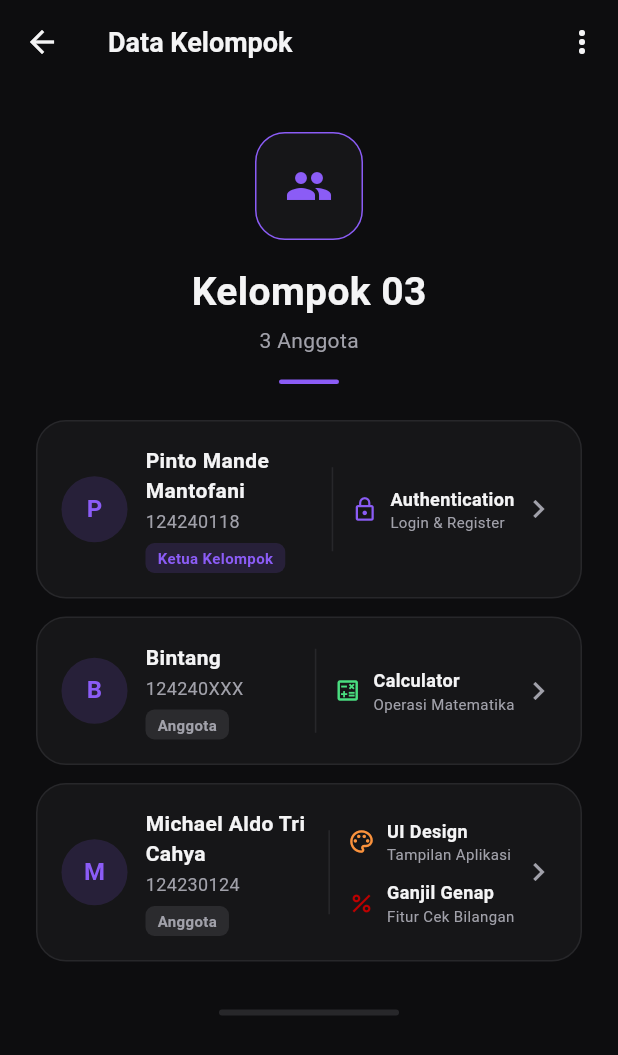
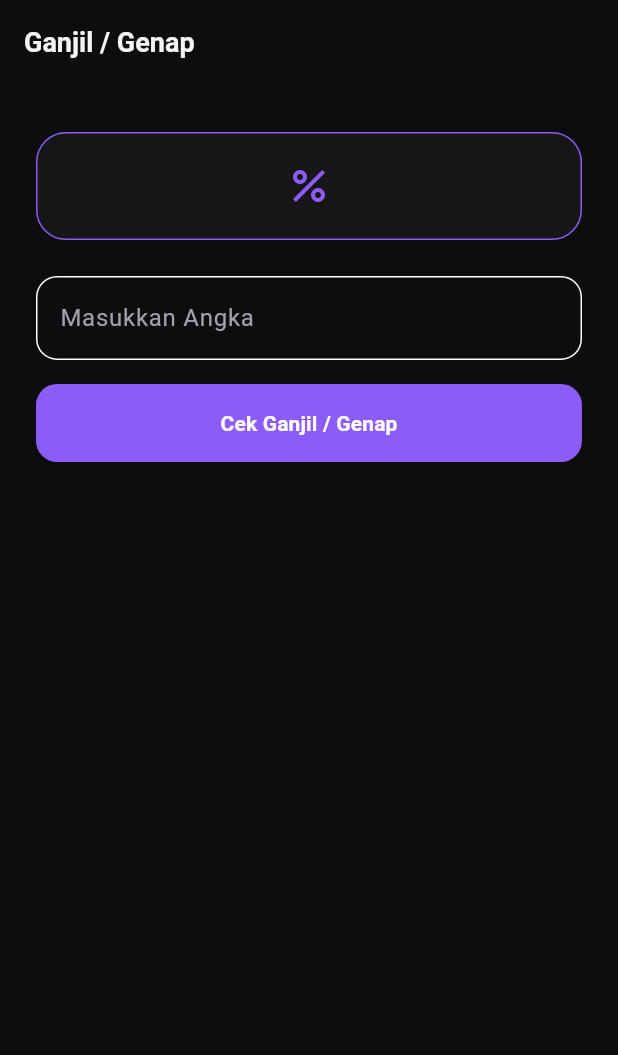
Before and after one commit to Bintang-Dirgantoro/Mobile-tugas-2-, a Flutter app: the screen it shows after launch, on a phone screen of 412 x 824 dp. Shown: the top 1055 px of the screen. Run offline on Flutter 3.47's test engine with Material 3 defaults, Android fonts, the phone set to English and light mode, and no system bars.

Commit message:
add odd even function

```diff
--- a/lib/main.dart
+++ b/lib/main.dart
@@ -1,6 +1,7 @@
 import 'package:flutter/material.dart';
 
 import 'package:mobile_tugas2/pages/group_page.dart';
+import 'package:mobile_tugas2/pages/odd_even_page.dart';
 import 'package:mobile_tugas2/theme/app_colors.dart';
 
 void main() {
@@ -35,7 +36,7 @@ class MyApp extends StatelessWidget {
           iconTheme: IconThemeData(color: AppColors.textPrimary),
         ),
       ),
-      home: const GroupPage(),
+      home: const OddEvenPage(),
     );
   }
 }
--- a/lib/pages/group_page.dart
+++ b/lib/pages/group_page.dart
@@ -211,6 +211,14 @@ class GroupPage extends StatelessWidget {
                 borderRadius: BorderRadius.circular(2),
               ),
             ),
+            const SizedBox(height: 16),
+            const Text(
+              'Kerja bersama, hasil luar biasa.',
+              style: TextStyle(
+                color: AppColors.textSecondary,
+                fontStyle: FontStyle.italic,
+              ),
+            ),
             const SizedBox(height: 24),
             // ===== KARTU ANGGOTA =====
             _memberCard(
--- /dev/null
+++ b/lib/pages/odd_even_page.dart
@@ -0,0 +1,133 @@
+import 'package:flutter/material.dart';
+
+import 'package:mobile_tugas2/theme/app_colors.dart';
+
+class OddEvenPage extends StatefulWidget {
+  const OddEvenPage({super.key});
+
+  @override
+  State<OddEvenPage> createState() => _OddEvenPageState();
+}
+
+class _OddEvenPageState extends State<OddEvenPage> {
+  // ===== STATE: data yang bisa berubah =====
+  final TextEditingController _controller = TextEditingController();
+  String _result = '';
+
+    // ===== LOGIKA CEK GANJIL/GENAP =====
+  void _checkOddEven() {
+    final input = _controller.text.trim();
+    final number = int.tryParse(input);
+
+    // Input kosong / bukan angka
+    if (number == null) {
+      setState(() {
+        _result = 'Masukkan angka yang valid!';
+      });
+      return;
+    }
+
+    // Inti logika: modulo 2
+    setState(() {
+      if (number % 2 == 0) {
+        _result = '$number adalah bilangan GENAP';
+      } else {
+        _result = '$number adalah bilangan GANJIL';
+      }
+    });
+  }
+
+  @override
+  void dispose() {
+    _controller.dispose();
+    super.dispose();
+  }
+
+  @override
+  Widget build(BuildContext context) {
+    return Scaffold(
+      appBar: AppBar(
+        title: const Text('Ganjil / Genap'),
+      ),
+            body: SingleChildScrollView(
+        padding: const EdgeInsets.all(24),
+        child: Column(
+          crossAxisAlignment: CrossAxisAlignment.stretch,
+          children: [
+            const SizedBox(height: 8),
+
+            // ===== HEADER =====
+            Container(
+              width: 72,
+              height: 72,
+              decoration: BoxDecoration(
+                color: AppColors.card,
+                borderRadius: BorderRadius.circular(20),
+                border: Border.all(color: AppColors.accent),
+              ),
+              child: const Icon(
+                Icons.percent,
+                color: AppColors.accent,
+                size: 32,
+              ),
+            ),
+            const SizedBox(height: 24),
+
+            // ===== INPUT ANGKA =====
+            TextField(
+              controller: _controller,
+              keyboardType: TextInputType.number,
+              style: const TextStyle(color: AppColors.textPrimary),
+              decoration: InputDecoration(
+                labelText: 'Masukkan Angka',
+                labelStyle: const TextStyle(color: AppColors.textSecondary),
+                border: OutlineInputBorder(
+                  borderRadius: BorderRadius.circular(14),
+                ),
+              ),
+            ),
+            const SizedBox(height: 16),
+
+            // ===== TOMBOL CEK =====
+            ElevatedButton(
+              onPressed: _checkOddEven,
+              style: ElevatedButton.styleFrom(
+                backgroundColor: AppColors.accent,
+                foregroundColor: Colors.white,
+                padding: const EdgeInsets.symmetric(vertical: 16),
+                shape: RoundedRectangleBorder(
+                  borderRadius: BorderRadius.circular(14),
+                ),
+              ),
+              child: const Text(
+                'Cek Ganjil / Genap',
+                style: TextStyle(fontWeight: FontWeight.w600),
+              ),
+            ),
+            const SizedBox(height: 24),
+
+            // ===== HASIL =====
+            if (_result.isNotEmpty)
+              Container(
+                padding: const EdgeInsets.all(20),
+                decoration: BoxDecoration(
+                  color: AppColors.card,
+                  borderRadius: BorderRadius.circular(20),
+                  border: Border.all(color: AppColors.border),
+                ),
+                child: Text(
+                  _result,
+                  textAlign: TextAlign.center,
+                  style: const TextStyle(
+                    color: AppColors.textPrimary,
+                    fontSize: 18,
+                    fontWeight: FontWeight.w600,
+                  ),
+                ),
+              ),
+          ],
+        ),
+      ),
+    );
+  }
+}
--- a/lib/theme/app_colors.dart
+++ b/lib/theme/app_colors.dart
@@ -22,5 +22,5 @@ class AppColors {
    // Warna ikon jobdesk (khusus halaman Data Kelompok)
   static const success = Color(0xFF4ADE80); // hijau - kalkulator
   static const warning = Color(0xFFFB923C); // oranye - UI design
-  static const danger = Color.fromARGB(255, 190, 0, 0); // pink - ganjil genap
+  static const danger = Color.fromARGB(255, 190, 0, 0); // merah - ganjil genap
 }
```
